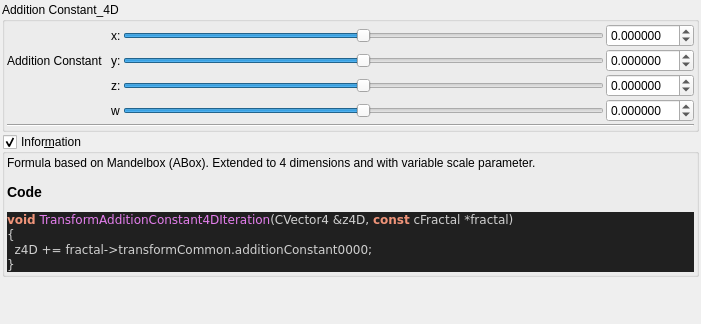
Above: mandelbulber2/qt_data/fractal_transf_addition_constant_4D.ui from buddhi1980/mandelbulber2 before the change; both pictures show x 0 to 701 and y 0 to 324 of the 701 by 659 pixel window. Below: the same form after it.
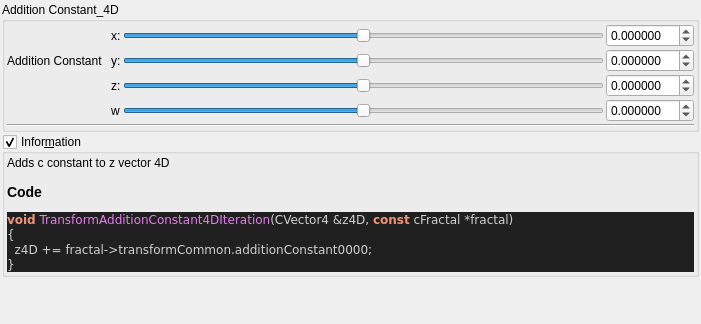
That is the form after the change. Custom widgets are drawn as their Qt base class.

Patch:
```diff
--- a/mandelbulber2/qt_data/fractal_transf_addition_constant_4D.ui
+++ b/mandelbulber2/qt_data/fractal_transf_addition_constant_4D.ui
@@ -335,7 +335,7 @@
       <item>
        <widget class="QLabel" name="label_code_content">
         <property name="text">
-         <string>&lt;p&gt;Formula based on Mandelbox (ABox). Extended to 4 dimensions and with variable scale parameter.&lt;/p&gt;&lt;table&gt;
+         <string>&lt;p&gt;Adds c constant to z vector 4D&lt;/p&gt;&lt;table&gt;
 &lt;/table&gt;
 &lt;h3&gt;Code&lt;/h3&gt;
 &lt;!DOCTYPE HTML PUBLIC &quot;-//W3C//DTD HTML 4.0 Transitional//EN&quot;&gt;
```
